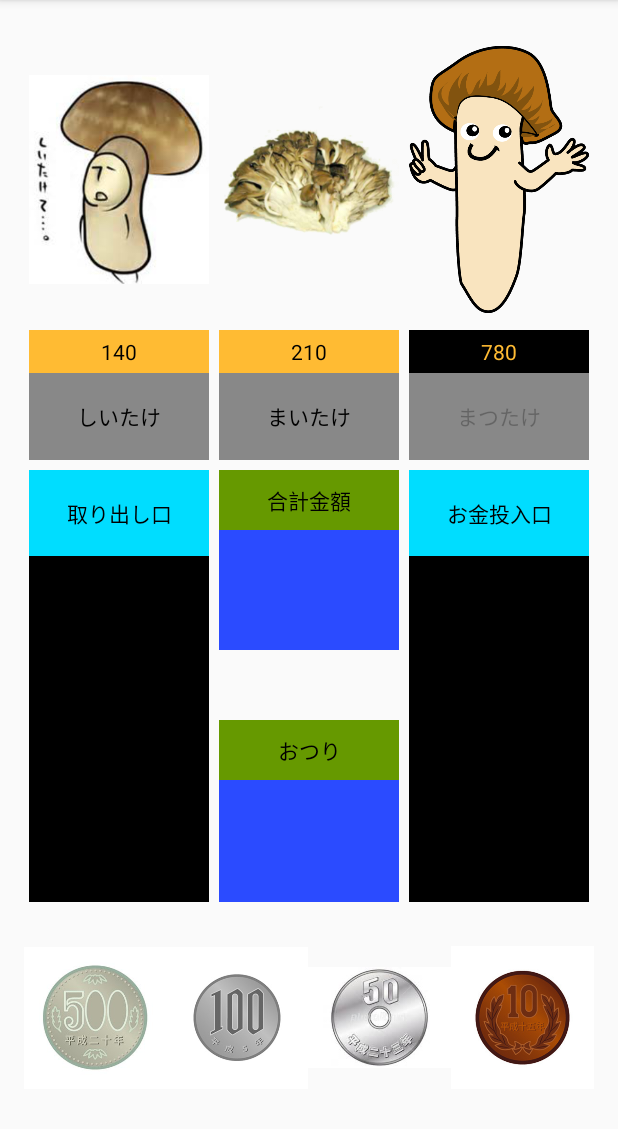
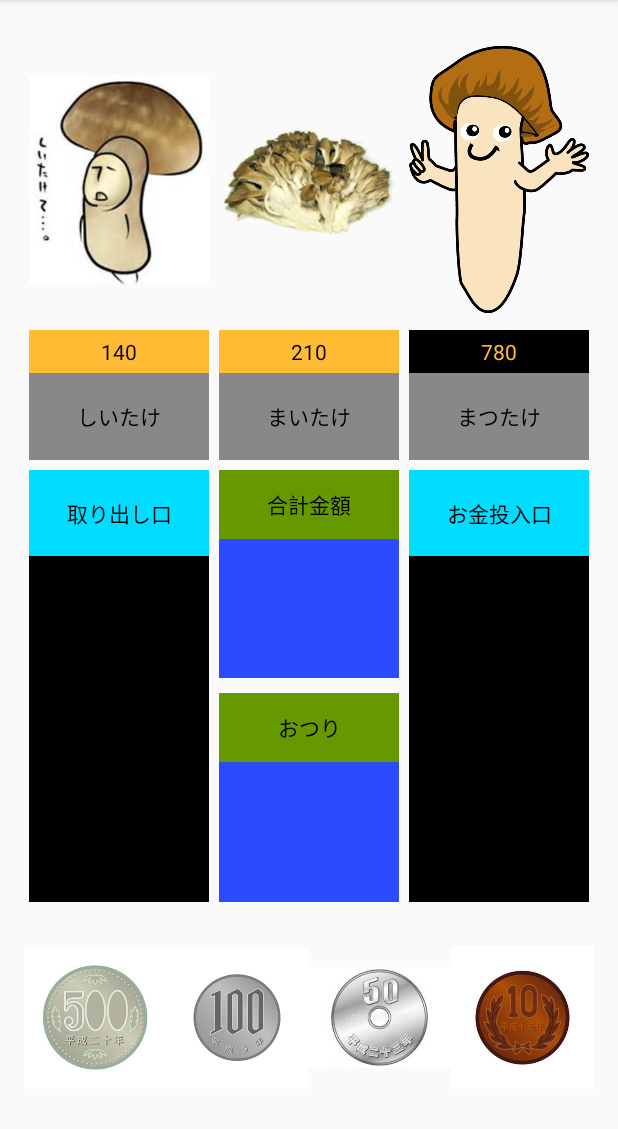
Before and after one commit to QuadESL/Sozan201605A, an Android app: the screen it shows after launch (MainActivity), on a phone screen of 412 x 824 dp, the part 84-1213 px from its top. Run offline under Robolectric (Android 15) with nearby library versions, the phone set to English and light mode, and no system bars; our stand-ins replace ButterKnife.

Commit message:
20160525ボタンを押すところまで完成

```diff
--- a/MyJihankiA/app/src/main/res/layout/activity_main.xml
+++ b/MyJihankiA/app/src/main/res/layout/activity_main.xml
@@ -130,7 +130,8 @@
                     android:id="@+id/button3"
                     android:layout_gravity="center_horizontal"
                     android:layout_weight="2"
-                    android:background="@android:color/holo_red_dark" />
+                    android:background="@android:color/holo_red_dark"
+                    android:textColor="@android:color/black" />
             </LinearLayout>
         </LinearLayout>
 
@@ -191,18 +192,10 @@
                     android:layout_height="0dp"
                     android:textAppearance="?android:attr/textAppearanceSmall"
                     android:id="@+id/goukeihyoji"
-                    android:layout_gravity="center_horizontal"
                     android:layout_weight="2"
                     android:background="@color/colorPrimary"
                     android:gravity="center_vertical|end"
                     android:textColor="@android:color/holo_orange_light" />
-
-                <LinearLayout
-                    android:orientation="vertical"
-                    android:layout_width="match_parent"
-                    android:layout_height="0dp"
-                    android:layout_weight="1"
-                    android:layout_margin="3dp"></LinearLayout>
 
                 <TextView
                     android:layout_width="match_parent"
@@ -214,7 +207,8 @@
                     android:layout_weight="1"
                     android:gravity="center"
                     android:textColor="@android:color/black"
-                    android:background="@android:color/holo_green_dark" />
+                    android:background="@android:color/holo_green_dark"
+                    android:layout_marginTop="10dp" />
 
                 <TextView
                     android:layout_width="match_parent"
```
Also changed, not shown: MyJihankiA/app/src/main/java/jp/co/oec_o/oec0155/myjihankia/MainActivity.java (+31 -8 lines).
